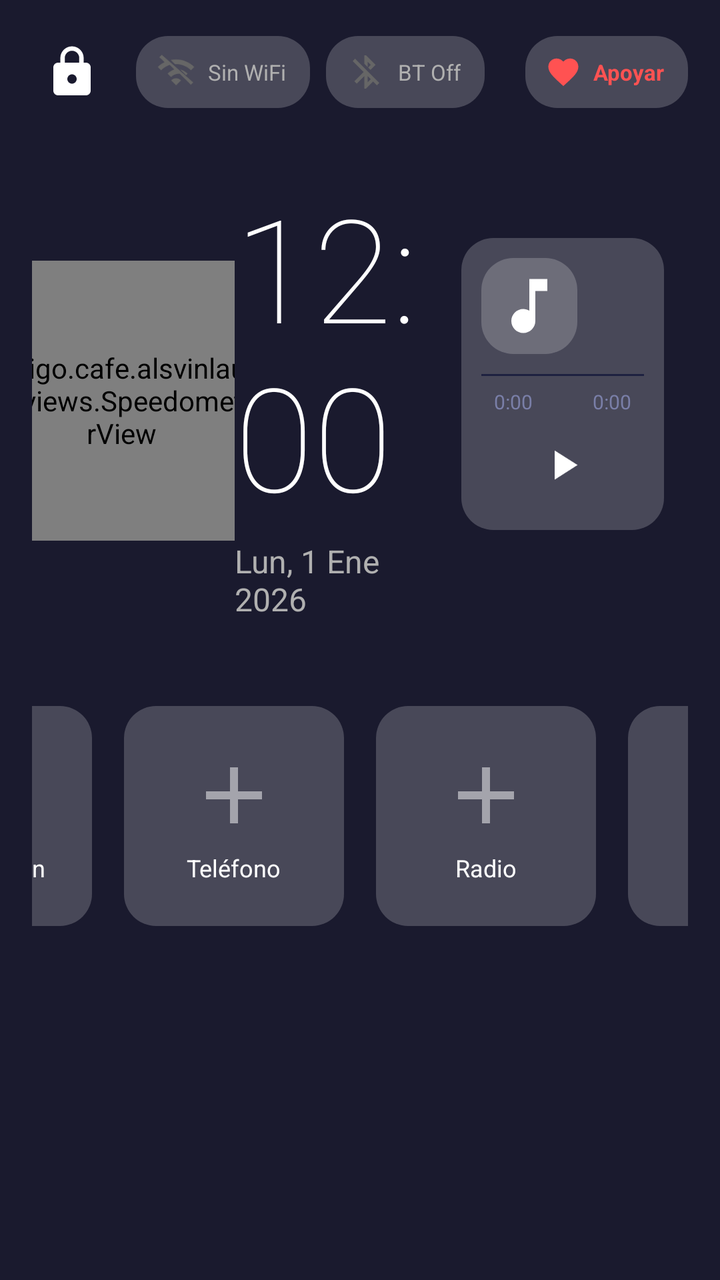
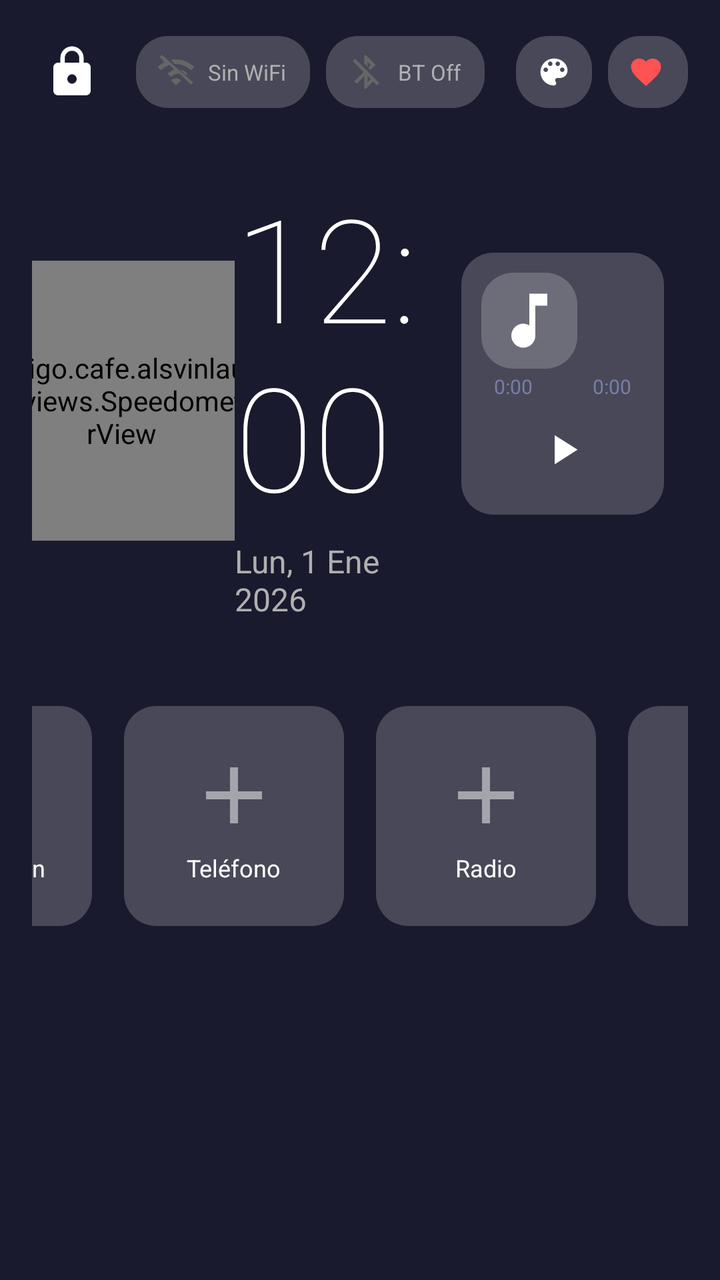

Compare the two renders of this Android layout. The source of the first and the diff that turns it into the second are given below.
<!-- AndroidManifest.xml: application theme LauncherTheme -->
<!-- res/layout/activity_main.xml -->
<?xml version="1.0" encoding="utf-8"?>
<FrameLayout xmlns:android="http://schemas.android.com/apk/res/android"
    android:id="@+id/root_layout"
    android:layout_width="match_parent"
    android:layout_height="match_parent"
    android:background="#FF1A1A2E">

    <LinearLayout
        android:layout_width="match_parent"
        android:layout_height="match_parent"
        android:gravity="center"
        android:orientation="vertical"
        android:padding="16dp">

        
        <LinearLayout
            android:id="@+id/top_bar"
            android:layout_width="match_parent"
            android:layout_height="wrap_content"
            android:orientation="horizontal"
            android:gravity="center_vertical">

            <ImageView
                android:id="@+id/btn_theme_toggle"
                android:layout_width="40dp"
                android:layout_height="40dp"
                android:src="@drawable/ic_lock"
                android:padding="6dp"
                android:clickable="true"
                android:focusable="true" />

            <LinearLayout
                android:id="@+id/badge_permisos"
                android:layout_width="wrap_content"
                android:layout_height="36dp"
                android:orientation="horizontal"
                android:gravity="center_vertical"
                android:background="@drawable/shortcut_bg"
                android:paddingStart="10dp"
                android:paddingEnd="12dp"
                android:layout_marginStart="10dp"
                android:clickable="true"
                android:focusable="true"
                android:visibility="gone">

                <ImageView
                    android:layout_width="18dp"
                    android:layout_height="18dp"
                    android:src="@android:drawable/ic_dialog_alert" />

                <TextView
                    android:layout_width="wrap_content"
                    android:layout_height="wrap_content"
                    android:text="Permisos"
                    android:textColor="#FFC107"
                    android:textSize="11sp"
                    android:layout_marginStart="5dp" />
            </LinearLayout>

            <LinearLayout
                android:id="@+id/indicador_wifi"
                android:layout_width="wrap_content"
                android:layout_height="36dp"
                android:orientation="horizontal"
                android:gravity="center_vertical"
                android:background="@drawable/shortcut_bg"
                android:paddingStart="10dp"
                android:paddingEnd="12dp"
                android:layout_marginStart="12dp"
                android:clickable="true"
                android:focusable="true">

                <ImageView
                    android:id="@+id/icono_wifi"
                    android:layout_width="20dp"
                    android:layout_height="20dp"
                    android:src="@drawable/ic_wifi_off" />

                <TextView
                    android:id="@+id/texto_wifi"
                    android:layout_width="wrap_content"
                    android:layout_height="wrap_content"
                    android:text="Sin WiFi"
                    android:textColor="#B0B0B0"
                    android:textSize="11sp"
                    android:layout_marginStart="6dp"
                    android:maxLines="1"
                    android:ellipsize="end"
                    android:maxWidth="100dp" />
            </LinearLayout>

            <LinearLayout
                android:id="@+id/indicador_bluetooth"
                android:layout_width="wrap_content"
                android:layout_height="36dp"
                android:orientation="horizontal"
                android:gravity="center_vertical"
                android:background="@drawable/shortcut_bg"
                android:paddingStart="10dp"
                android:paddingEnd="12dp"
                android:layout_marginStart="8dp"
                android:clickable="true"
                android:focusable="true">

                <ImageView
                    android:id="@+id/icono_bluetooth"
                    android:layout_width="20dp"
                    android:layout_height="20dp"
                    android:src="@drawable/ic_bt_off" />

                <TextView
                    android:id="@+id/texto_bluetooth"
                    android:layout_width="wrap_content"
                    android:layout_height="wrap_content"
                    android:text="BT Off"
                    android:textColor="#B0B0B0"
                    android:textSize="11sp"
                    android:layout_marginStart="6dp"
                    android:maxLines="1"
                    android:ellipsize="end"
                    android:maxWidth="120dp" />
            </LinearLayout>

            <View
                android:layout_width="0dp"
                android:layout_height="1dp"
                android:layout_weight="1" />

            <LinearLayout
                android:id="@+id/btn_donacion"
                android:layout_width="wrap_content"
                android:layout_height="36dp"
                android:orientation="horizontal"
                android:gravity="center_vertical"
                android:background="@drawable/shortcut_bg"
                android:paddingStart="10dp"
                android:paddingEnd="12dp"
                android:layout_marginStart="8dp"
                android:clickable="true"
                android:focusable="true">

                <ImageView
                    android:layout_width="18dp"
                    android:layout_height="18dp"
                    android:src="@drawable/ic_donate" />

                <TextView
                    android:layout_width="wrap_content"
                    android:layout_height="wrap_content"
                    android:text="Apoyar"
                    android:textColor="#FF5252"
                    android:textSize="11sp"
                    android:textStyle="bold"
                    android:layout_marginStart="6dp" />
            </LinearLayout>


        </LinearLayout>

        
        <GridLayout
            android:layout_width="match_parent"
            android:layout_height="0dp"
            android:layout_weight="1"
            android:rowCount="1"
            android:columnCount="3"
            >

            
            <LinearLayout
                android:id="@+id/speed_text"
                android:layout_width="0dp"
                android:layout_height="match_parent"
                android:layout_columnWeight="1"
                android:gravity="center"
                android:paddingTop="5dp"
                android:orientation="horizontal"
                android:visibility="visible">

                <codigo.cafe.alsvinlaunch.views.SpeedometerView
                    android:id="@+id/speedometer_view"
                    android:layout_width="140dp"
                    android:layout_height="140dp" />

                <LinearLayout
                    android:id="@+id/gear_widget"
                    android:layout_width="wrap_content"
                    android:layout_height="wrap_content"
                    android:orientation="vertical"
                    android:gravity="center"
                    android:layout_marginStart="12dp"
                    android:background="@drawable/shortcut_bg"
                    android:foreground="?android:attr/selectableItemBackground"
                    android:clickable="true"
                    android:focusable="true"
                    android:paddingStart="18dp"
                    android:paddingEnd="18dp"
                    android:paddingTop="10dp"
                    android:paddingBottom="10dp">

                    <TextView
                        android:id="@+id/gear_indicator"
                        android:layout_width="wrap_content"
                        android:layout_height="wrap_content"
                        android:fontFamily="sans-serif-thin"
                        android:text="--"
                        android:textColor="#FFFFFF"
                        android:textSize="56sp"
                        android:includeFontPadding="false" />

                    <TextView
                        android:layout_width="wrap_content"
                        android:layout_height="wrap_content"
                        android:text="MARCHA"
                        android:textColor="#5A6080"
                        android:textSize="10sp"
                        android:letterSpacing="0.15"
                        android:layout_marginTop="2dp" />
                </LinearLayout>

            </LinearLayout>

            
            <LinearLayout
                android:id="@+id/clock_section"
                android:layout_width="0dp"
                android:layout_height="match_parent"
                android:layout_columnWeight="1"
                android:gravity="center"
                android:orientation="vertical">

                <LinearLayout
                    android:id="@+id/boton_reloj"
                    android:layout_width="wrap_content"
                    android:layout_height="wrap_content"
                    android:clickable="true"
                    android:focusable="true"
                    android:gravity="center"
                    android:orientation="vertical">

                    <TextView
                        android:id="@+id/clock_text"
                        android:layout_width="wrap_content"
                        android:layout_height="wrap_content"
                        android:fontFamily="sans-serif-thin"
                        android:text="12:00"
                        android:textColor="#FFFFFFFF"
                        android:textSize="72sp" />

                    <TextView
                        android:id="@+id/date_text"
                        android:layout_width="wrap_content"
                        android:layout_height="wrap_content"
                        android:layout_marginTop="4dp"
                        android:text="Lun, 1 Ene 2026"
                        android:textColor="#B0B0B0"
                        android:textSize="16sp" />
                </LinearLayout>
            </LinearLayout>

            
            <LinearLayout
                android:id="@+id/widget_reproductor"
                android:foreground="?android:attr/selectableItemBackground"
                android:layout_width="0dp"
                android:layout_height="wrap_content"
                android:layout_columnWeight="1"
                android:layout_gravity="center_vertical"
                android:orientation="vertical"
                android:gravity="center"
                android:background="@drawable/shortcut_bg"
                android:padding="10dp"

                android:layout_marginStart="12dp"
                android:layout_marginEnd="12dp"
                android:layout_marginBottom="12dp"
                android:clickable="true"
                android:focusable="true"
                android:visibility="visible">

                
                <LinearLayout
                    android:layout_width="match_parent"
                    android:layout_height="wrap_content"
                    android:orientation="horizontal"
                    android:gravity="center_vertical">

                    <ImageView
                        android:id="@+id/reproductor_icono"
                        android:layout_width="48dp"
                        android:layout_height="48dp"
                        android:src="@drawable/ic_music"
                        android:scaleType="centerCrop"
                        android:background="@drawable/shortcut_bg"
                        android:padding="6dp" />

                    <LinearLayout
                        android:layout_width="0dp"
                        android:layout_height="wrap_content"
                        android:layout_weight="1"
                        android:orientation="vertical"
                        android:layout_marginStart="10dp"
                        android:layout_marginEnd="4dp">

                        <TextView
                            android:id="@+id/reproductor_titulo"
                            android:layout_width="match_parent"
                            android:layout_height="wrap_content"
                            android:text=""
                            android:textColor="#FFFFFF"
                            android:textSize="14sp"
                            android:textStyle="bold"
                            android:maxLines="1"
                            android:ellipsize="marquee"
                            android:marqueeRepeatLimit="marquee_forever"
                            android:scrollHorizontally="true"
                            android:focusable="true"
                            android:focusableInTouchMode="true"
                            android:singleLine="true" />

                        <TextView
                            android:id="@+id/reproductor_artista"
                            android:layout_width="wrap_content"
                            android:layout_height="wrap_content"
                            android:text=""
                            android:textColor="#7A7FA8"
                            android:textSize="11sp"
                            android:maxLines="1"
                            android:ellipsize="end"
                            android:layout_marginTop="3dp" />
                    </LinearLayout>
                </LinearLayout>

                
                <View
                    android:layout_width="match_parent"
                    android:layout_height="1dp"
                    android:background="#1E2140"
                    android:layout_marginTop="10dp"
                    android:layout_marginBottom="4dp" />

                
                <LinearLayout
                    android:layout_width="match_parent"
                    android:layout_height="wrap_content"
                    android:orientation="horizontal"
                    android:gravity="center_vertical">

                    <TextView
                        android:id="@+id/reproductor_tiempo_actual"
                        android:layout_width="wrap_content"
                        android:layout_height="wrap_content"
                        android:text="0:00"
                        android:textColor="#7A7FA8"
                        android:textSize="10sp"
                        android:minWidth="32dp"
                        android:gravity="center" />

                    <SeekBar
                        android:id="@+id/reproductor_seekbar"
                        android:layout_width="0dp"
                        android:layout_height="wrap_content"
                        android:layout_weight="1"
                        android:layout_marginStart="4dp"
                        android:layout_marginEnd="4dp"
                        android:max="1000"
                        android:progress="0"
                        android:progressTint="#6C63FF"
                        android:thumbTint="#6C63FF" />

                    <TextView
                        android:id="@+id/reproductor_tiempo_total"
                        android:layout_width="wrap_content"
                        android:layout_height="wrap_content"
                        android:text="0:00"
                        android:textColor="#7A7FA8"
                        android:textSize="10sp"
                        android:minWidth="32dp"
                        android:gravity="center" />
                </LinearLayout>

                
                <LinearLayout
                    android:layout_width="match_parent"
                    android:layout_height="wrap_content"
                    android:orientation="horizontal"
                    android:gravity="center">

                    <ImageView
                        android:id="@+id/btn_anterior"
                        android:layout_width="45dp"
                        android:layout_height="45dp"
                        android:src="@drawable/ic_anterior"
                        android:padding="8dp"
                        android:background="?android:attr/selectableItemBackgroundBorderless"
                        android:clickable="true"
                        android:focusable="true" />

                    <ImageView
                        android:id="@+id/btn_play_pausa"
                        android:layout_width="45dp"
                        android:layout_height="45dp"
                        android:src="@drawable/ic_play"
                        android:padding="10dp"
                        android:layout_marginStart="10dp"
                        android:layout_marginEnd="10dp"
                        android:clickable="true"
                        android:focusable="true"
                        android:elevation="2dp" />

                    <ImageView
                        android:id="@+id/btn_siguiente"
                        android:layout_width="45dp"
                        android:layout_height="45dp"
                        android:src="@drawable/ic_siguiente"
                        android:padding="8dp"
                        android:background="?android:attr/selectableItemBackgroundBorderless"
                        android:clickable="true"
                        android:focusable="true" />
                </LinearLayout>
            </LinearLayout>

        </GridLayout>

        
        <LinearLayout
            android:id="@+id/shortcuts_container"
            android:layout_width="wrap_content"
            android:layout_height="0dp"
            android:layout_weight="1"
            android:gravity="center|top"
            android:orientation="horizontal"
            android:paddingTop="5dp">

            <LinearLayout
                android:id="@+id/shortcut_0"
                android:layout_width="110dp"
                android:layout_height="110dp"
                android:layout_margin="8dp"
                android:background="@drawable/shortcut_bg"
                android:clickable="true"
                android:focusable="true"
                android:gravity="center"
                android:orientation="vertical"
                android:padding="10dp">

                <ImageView
                    android:id="@+id/shortcut_icon_0"
                    android:layout_width="48dp"
                    android:layout_height="48dp"
                    android:scaleType="fitCenter"
                    android:src="@drawable/ic_add_shortcut" />

                <TextView
                    android:id="@+id/shortcut_name_0"
                    android:layout_width="wrap_content"
                    android:layout_height="wrap_content"
                    android:layout_marginTop="4dp"
                    android:ellipsize="end"
                    android:maxLines="1"
                    android:text="Música"
                    android:textColor="#FFFFFF"
                    android:textSize="12sp" />
            </LinearLayout>

            <LinearLayout
                android:id="@+id/shortcut_1"
                android:layout_width="110dp"
                android:layout_height="110dp"
                android:layout_margin="8dp"
                android:background="@drawable/shortcut_bg"
                android:clickable="true"
                android:focusable="true"
                android:gravity="center"
                android:orientation="vertical"
                android:padding="10dp">

                <ImageView
                    android:id="@+id/shortcut_icon_1"
                    android:layout_width="48dp"
                    android:layout_height="48dp"
                    android:scaleType="fitCenter"
                    android:src="@drawable/ic_add_shortcut" />

                <TextView
                    android:id="@+id/shortcut_name_1"
                    android:layout_width="wrap_content"
                    android:layout_height="wrap_content"
                    android:layout_marginTop="4dp"
                    android:ellipsize="end"
                    android:maxLines="1"
                    android:text="Navegación"
                    android:textColor="#FFFFFF"
                    android:textSize="12sp" />
            </LinearLayout>

            <LinearLayout
                android:id="@+id/shortcut_2"
                android:layout_width="110dp"
                android:layout_height="110dp"
                android:layout_margin="8dp"
                android:background="@drawable/shortcut_bg"
                android:clickable="true"
                android:focusable="true"
                android:gravity="center"
                android:orientation="vertical"
                android:padding="10dp">

                <ImageView
                    android:id="@+id/shortcut_icon_2"
                    android:layout_width="48dp"
                    android:layout_height="48dp"
                    android:scaleType="fitCenter"
                    android:src="@drawable/ic_add_shortcut" />

                <TextView
                    android:id="@+id/shortcut_name_2"
                    android:layout_width="wrap_content"
                    android:layout_height="wrap_content"
                    android:layout_marginTop="4dp"
                    android:ellipsize="end"
                    android:maxLines="1"
                    android:text="Teléfono"
                    android:textColor="#FFFFFF"
                    android:textSize="12sp" />
            </LinearLayout>

            <LinearLayout
                android:id="@+id/shortcut_3"
                android:layout_width="110dp"
                android:layout_height="110dp"
                android:layout_margin="8dp"
                android:background="@drawable/shortcut_bg"
                android:clickable="true"
                android:focusable="true"
                android:gravity="center"
                android:orientation="vertical"
                android:padding="10dp">

                <ImageView
                    android:id="@+id/shortcut_icon_3"
                    android:layout_width="48dp"
                    android:layout_height="48dp"
                    android:scaleType="fitCenter"
                    android:src="@drawable/ic_add_shortcut" />

                <TextView
                    android:id="@+id/shortcut_name_3"
                    android:layout_width="wrap_content"
                    android:layout_height="wrap_content"
                    android:layout_marginTop="4dp"
                    android:ellipsize="end"
                    android:maxLines="1"
                    android:text="Radio"
                    android:textColor="#FFFFFF"
                    android:textSize="12sp" />
            </LinearLayout>

            <LinearLayout
                android:id="@+id/shortcut_4"
                android:layout_width="110dp"
                android:layout_height="110dp"
                android:layout_margin="8dp"
                android:background="@drawable/shortcut_bg"
                android:clickable="true"
                android:focusable="true"
                android:gravity="center"
                android:orientation="vertical"
                android:padding="10dp">

                <ImageView
                    android:id="@+id/shortcut_icon_4"
                    android:layout_width="48dp"
                    android:layout_height="48dp"
                    android:scaleType="fitCenter"
                    android:src="@drawable/ic_add_shortcut" />

                <TextView
                    android:id="@+id/shortcut_name_4"
                    android:layout_width="wrap_content"
                    android:layout_height="wrap_content"
                    android:layout_marginTop="4dp"
                    android:ellipsize="end"
                    android:maxLines="1"
                    android:text="Config."
                    android:textColor="#FFFFFF"
                    android:textSize="12sp" />
            </LinearLayout>

            <LinearLayout
                android:id="@+id/btn_all_apps"
                android:layout_width="110dp"
                android:layout_height="110dp"
                android:layout_margin="8dp"
                android:background="@drawable/shortcut_bg_accent"
                android:clickable="true"
                android:focusable="true"
                android:gravity="center"
                android:orientation="vertical"
                android:padding="10dp">

                <ImageView
                    android:id="@+id/all_apps_icon"
                    android:layout_width="48dp"
                    android:layout_height="48dp"
                    android:scaleType="fitCenter"
                    android:src="@drawable/ic_all_apps" />

                <TextView
                    android:id="@+id/all_apps_label"
                    android:layout_width="wrap_content"
                    android:layout_height="wrap_content"
                    android:layout_marginTop="4dp"
                    android:text="Apps"
                    android:textColor="#FFFFFF"
                    android:textSize="12sp" />
            </LinearLayout>
        </LinearLayout>
    </LinearLayout>

    
    <LinearLayout
        android:id="@+id/system_panel"
        android:layout_width="wrap_content"
        android:layout_height="wrap_content"
        android:layout_gravity="bottom|end"
        android:layout_marginEnd="20dp"
        android:layout_marginBottom="72dp"
        android:background="@drawable/system_panel_bg"
        android:elevation="8dp"
        android:orientation="vertical"
        android:padding="12dp"
        android:visibility="gone" />

</FrameLayout>
<!-- resources referenced by this layout -->
<resources>
  <!-- drawable ic_add_shortcut (drawable) -->
  <?xml version="1.0" encoding="utf-8"?>
  <vector xmlns:android="http://schemas.android.com/apk/res/android"
      android:width="24dp"
      android:height="24dp"
      android:viewportWidth="24"
      android:viewportHeight="24">
      <path
          android:fillColor="#80FFFFFF"
          android:pathData="M19,13h-6v6h-2v-6H5v-2h6V5h2v6h6v2z" />
  </vector>
  <!-- drawable ic_anterior (drawable) -->
  <?xml version="1.0" encoding="utf-8"?>
  <vector xmlns:android="http://schemas.android.com/apk/res/android"
      android:width="24dp" android:height="24dp"
      android:viewportWidth="24" android:viewportHeight="24">
      <path android:fillColor="#FFFFFF"
          android:pathData="M6,6h2v12H6V6zM9.5,12l8.5,6V6L9.5,12z" />
  </vector>
  <!-- drawable ic_music (drawable) -->
  <?xml version="1.0" encoding="utf-8"?>
  <vector xmlns:android="http://schemas.android.com/apk/res/android"
      android:width="24dp"
      android:height="24dp"
      android:viewportWidth="24"
      android:viewportHeight="24">
      <path
          android:fillColor="#FFFFFF"
          android:pathData="M12,3v10.55c-0.59,-0.34 -1.27,-0.55 -2,-0.55C7.79,13 6,14.79 6,17s1.79,4 4,4 4,-1.79 4,-4V7h4V3h-6z" />
  </vector>
  <!-- drawable ic_play (drawable) -->
  <?xml version="1.0" encoding="utf-8"?>
  <vector xmlns:android="http://schemas.android.com/apk/res/android"
      android:width="24dp" android:height="24dp"
      android:viewportWidth="24" android:viewportHeight="24">
      <path android:fillColor="#FFFFFF"
          android:pathData="M8,5v14l11,-7z" />
  </vector>
  <!-- drawable ic_siguiente (drawable) -->
  <?xml version="1.0" encoding="utf-8"?>
  <vector xmlns:android="http://schemas.android.com/apk/res/android"
      android:width="24dp" android:height="24dp"
      android:viewportWidth="24" android:viewportHeight="24">
      <path android:fillColor="#FFFFFF"
          android:pathData="M6,18l8.5,-6L6,6V18zM16,6v12h2V6H16z" />
  </vector>
  <!-- drawable system_panel_bg (drawable) -->
  <?xml version="1.0" encoding="utf-8"?>
  <shape xmlns:android="http://schemas.android.com/apk/res/android"
      android:shape="rectangle">
      <solid android:color="#EE16213E" />
      <corners android:radius="16dp" />
      <stroke
          android:width="1dp"
          android:color="#33FFFFFF" />
  </shape>
  <style name="LauncherTheme" parent="Theme.AppCompat.NoActionBar">
          <item name="android:windowNoTitle">true</item>
          <item name="android:windowFullscreen">true</item>
          <item name="android:windowBackground">@color/background</item>
      </style>
  <color name="background">#FF1A1A2E</color>
  <!-- unchanged entries left out for length: 7 -->
</resources>

<!-- the commit's change to res/layout/activity_main.xml (unified diff, before → after) -->
@@ -127,6 +127,26 @@
                 android:layout_weight="1" />
 
             <LinearLayout
+                android:id="@+id/btn_color_fondo"
+                android:layout_width="wrap_content"
+                android:layout_height="36dp"
+                android:orientation="horizontal"
+                android:gravity="center_vertical"
+                android:background="@drawable/shortcut_bg"
+                android:paddingStart="10dp"
+                android:paddingEnd="10dp"
+                android:layout_marginStart="8dp"
+                android:clickable="true"
+                android:focusable="true">
+
+                <ImageView
+                    android:layout_width="18dp"
+                    android:layout_height="18dp"
+                    android:src="@drawable/ic_palette" />
+
+            </LinearLayout>
+
+            <LinearLayout
                 android:id="@+id/btn_donacion"
                 android:layout_width="wrap_content"
                 android:layout_height="36dp"
@@ -144,14 +164,6 @@
                     android:layout_height="18dp"
                     android:src="@drawable/ic_donate" />
 
-                <TextView
-                    android:layout_width="wrap_content"
-                    android:layout_height="wrap_content"
-                    android:text="Apoyar"
-                    android:textColor="#FF5252"
-                    android:textSize="11sp"
-                    android:textStyle="bold"
-                    android:layout_marginStart="6dp" />
             </LinearLayout>
 
 
@@ -332,14 +344,6 @@
                 </LinearLayout>
 
                 
-                <View
-                    android:layout_width="match_parent"
-                    android:layout_height="1dp"
-                    android:background="#1E2140"
-                    android:layout_marginTop="10dp"
-                    android:layout_marginBottom="4dp" />
-
-                
                 <LinearLayout
                     android:layout_width="match_parent"
                     android:layout_height="wrap_content"
<!-- resource entries referenced after the edit -->
@@ -29,6 +29,16 @@
       <path
           android:fillColor="#FFFFFF"
           android:pathData="M12,3v10.55c-0.59,-0.34 -1.27,-0.55 -2,-0.55C7.79,13 6,14.79 6,17s1.79,4 4,4 4,-1.79 4,-4V7h4V3h-6z" />
+  </vector>
+  <!-- drawable ic_palette (drawable) -->
+  <vector xmlns:android="http://schemas.android.com/apk/res/android"
+      android:width="24dp"
+      android:height="24dp"
+      android:viewportWidth="24"
+      android:viewportHeight="24">
+      <path
+          android:fillColor="#FFFFFF"
+          android:pathData="M12,3C7.03,3 3,7.03 3,12C3,16.97 7.03,21 12,21C12.83,21 13.5,20.33 13.5,19.5C13.5,19.11 13.35,18.76 13.11,18.49C12.88,18.23 12.73,17.88 12.73,17.5C12.73,16.67 13.4,16 14.23,16H16C18.76,16 21,13.76 21,11C21,6.58 16.97,3 12,3ZM6.5,12C5.67,12 5,11.33 5,10.5C5,9.67 5.67,9 6.5,9C7.33,9 8,9.67 8,10.5C8,11.33 7.33,12 6.5,12ZM9.5,8C8.67,8 8,7.33 8,6.5C8,5.67 8.67,5 9.5,5C10.33,5 11,5.67 11,6.5C11,7.33 10.33,8 9.5,8ZM14.5,8C13.67,8 13,7.33 13,6.5C13,5.67 13.67,5 14.5,5C15.33,5 16,5.67 16,6.5C16,7.33 15.33,8 14.5,8ZM17.5,12C16.67,12 16,11.33 16,10.5C16,9.67 16.67,9 17.5,9C18.33,9 19,9.67 19,10.5C19,11.33 18.33,12 17.5,12Z" />
   </vector>
   <!-- drawable ic_play (drawable) -->
   <?xml version="1.0" encoding="utf-8"?>
